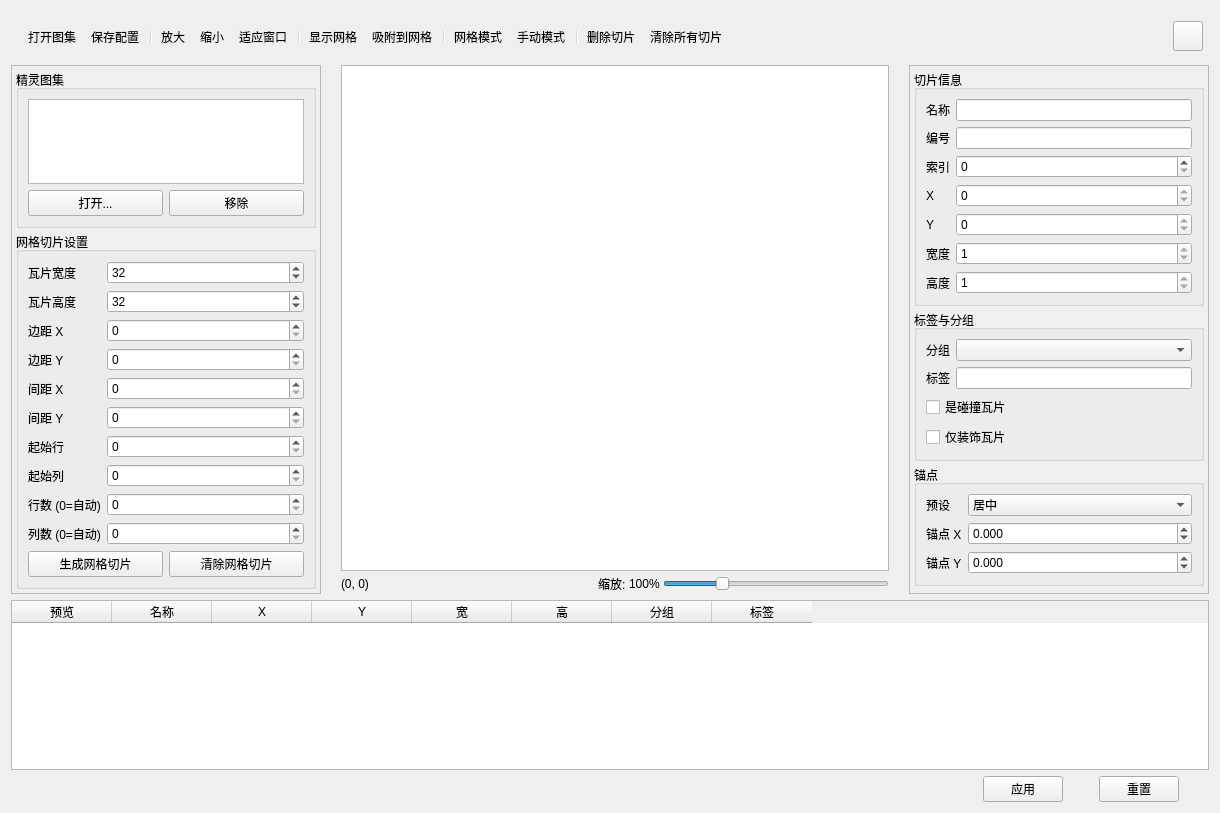
Qt form src/ui/SpriteSliceEditor/SpriteSliceEditorWidget.ui (SSmallOrange/MEditor) before a commit.
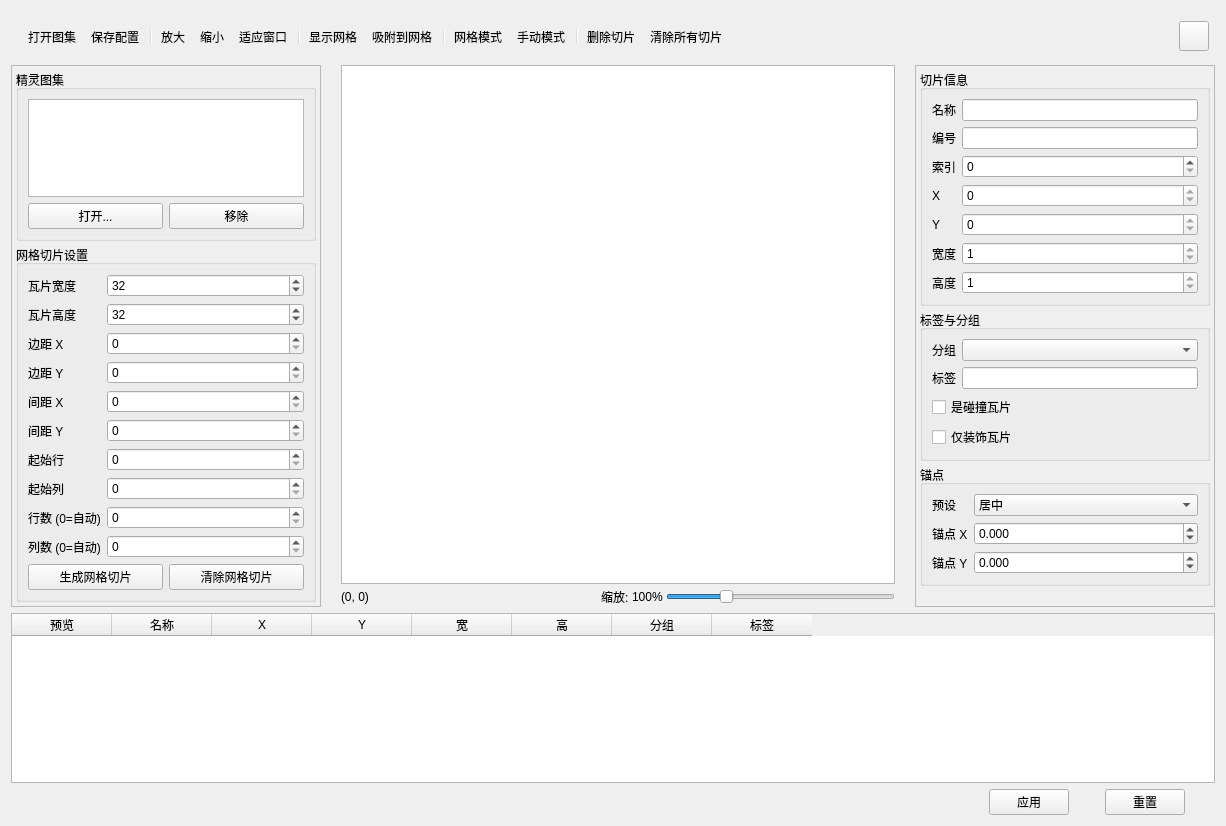
The same form after that commit. Custom widgets are drawn as their Qt base class.

Commit message: SpriteSliceEditor功能完善，支持导入精灵图、根据精灵图配置分割子精灵图、鼠标框选自定义精灵图，

```diff
--- a/src/ui/SpriteSliceEditor/SpriteSliceEditorWidget.ui
+++ b/src/ui/SpriteSliceEditor/SpriteSliceEditorWidget.ui
@@ -6,8 +6,8 @@
    <rect>
     <x>0</x>
     <y>0</y>
-    <width>1220</width>
-    <height>813</height>
+    <width>1226</width>
+    <height>826</height>
    </rect>
   </property>
   <property name="windowTitle">
@@ -104,7 +104,7 @@
           <x>0</x>
           <y>0</y>
           <width>306</width>
-          <height>528</height>
+          <height>541</height>
          </rect>
         </property>
         <layout class="QVBoxLayout" name="verticalLayout_5">
@@ -529,7 +529,7 @@
           <x>0</x>
           <y>0</y>
           <width>296</width>
-          <height>528</height>
+          <height>541</height>
          </rect>
         </property>
         <layout class="QVBoxLayout" name="verticalLayout_4">
@@ -1084,6 +1084,13 @@
    </property>
   </action>
  </widget>
+ <customwidgets>
+  <customwidget>
+   <class>SpriteSliceGraphicsView</class>
+   <extends>QGraphicsView</extends>
+   <header>SpriteSliceEditor/SpriteSliceGraphicsView.h</header>
+  </customwidget>
+ </customwidgets>
  <resources/>
  <connections/>
 </ui>
```
Left out of the diff: 2 changed lines with no effect on the pictures. The commit also changes 5 other files.
